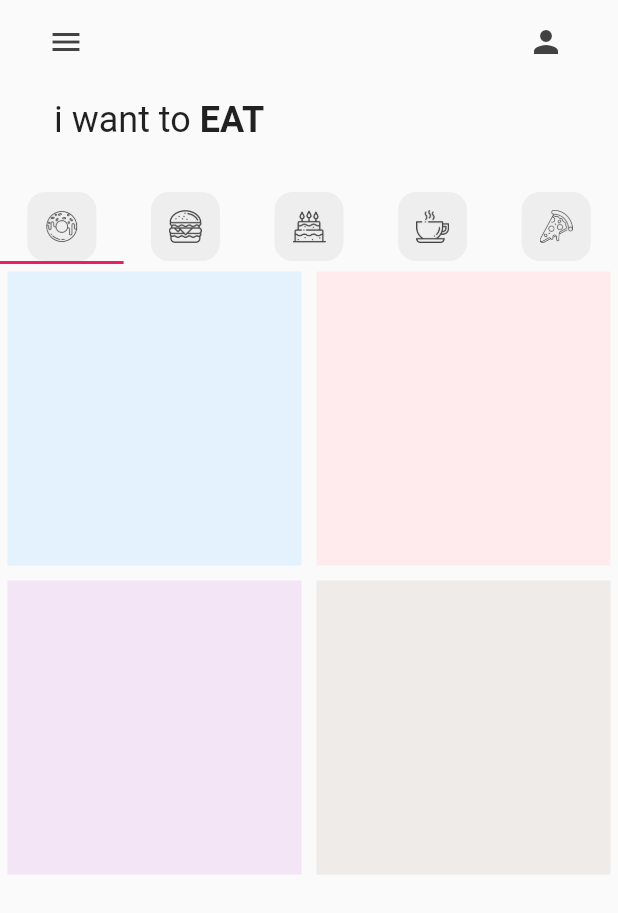
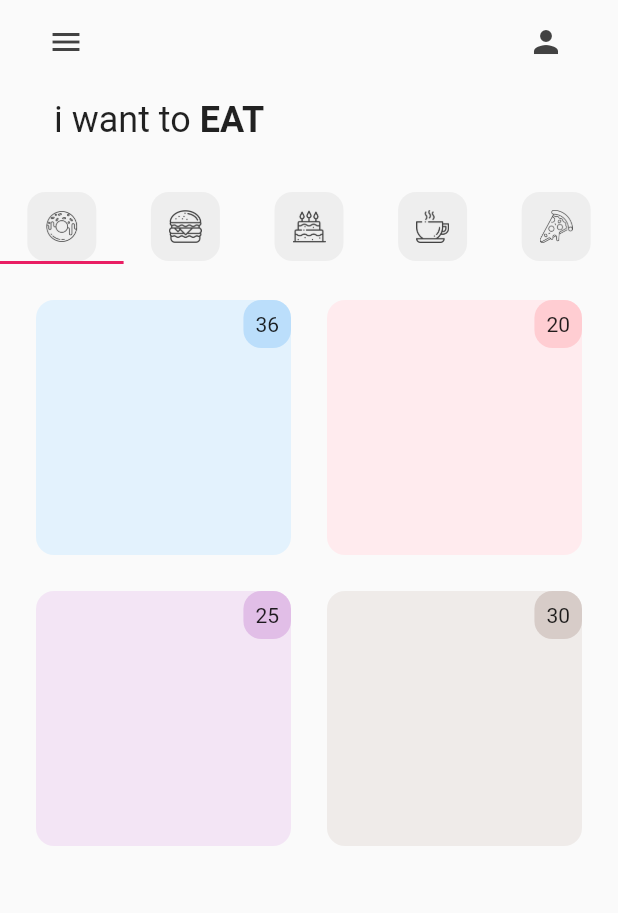
Before and after one commit to MoBebba123/flutter-store-ui, a Flutter app: the screen it shows after launch, on a phone screen of 412 x 824 dp. Shown: the top 913 px of the screen. Run offline on Flutter 3.47's test engine with Material 2 defaults, Android fonts, the phone set to English and light mode, and no system bars.

Commit message:
new commit

```diff
--- a/lib/tabs/donut_tab.dart
+++ b/lib/tabs/donut_tab.dart
@@ -19,6 +19,7 @@ class DonutTab extends StatelessWidget {
   Widget build(BuildContext context) {
     return GridView.builder(
       itemCount: donutsOnSale.length,
+      padding: const EdgeInsets.all(12),
       gridDelegate:
           const SliverGridDelegateWithFixedCrossAxisCount(crossAxisCount: 2),
       itemBuilder: (context, index) {
--- a/lib/utils/donut_tile.dart
+++ b/lib/utils/donut_tile.dart
@@ -1,13 +1,17 @@
+import 'dart:ui';
+
 import 'package:flutter/rendering.dart';
 import 'package:flutter/src/widgets/basic.dart';
 import 'package:flutter/src/widgets/container.dart';
 import 'package:flutter/src/widgets/framework.dart';
+import 'package:flutter/widgets.dart';
 
 class DonutTile extends StatelessWidget {
   final String donutFlavor;
   final String donutPrice;
   final donutColor;
   final String imageName;
+  final double borderRadius = 12;
 
   const DonutTile(
       {super.key,
@@ -19,10 +23,35 @@ class DonutTile extends StatelessWidget {
   @override
   Widget build(BuildContext context) {
     return Padding(
-      padding: const EdgeInsets.all(5.0),
+      padding: const EdgeInsets.all(12.0),
       child: Container(
-        decoration: BoxDecoration(color: donutColor[50]),
-      ),
+          decoration: BoxDecoration(
+            color: donutColor[50],
+            borderRadius: BorderRadius.circular(borderRadius),
+          ),
+          child: Column(
+            children: [
+              // price
+              Row(
+                mainAxisAlignment: MainAxisAlignment.end,
+                children: [
+                  Container(
+                    decoration: BoxDecoration(
+                        color: donutColor[100],
+                        borderRadius: BorderRadius.circular(borderRadius)),
+                    padding: const EdgeInsets.all(8.0),
+                    child: Text(donutPrice),
+                  ),
+                ],
+              ),
+
+              // image
+
+              // description
+
+              // icons
+            ],
+          )),
     );
   }
 }
```
